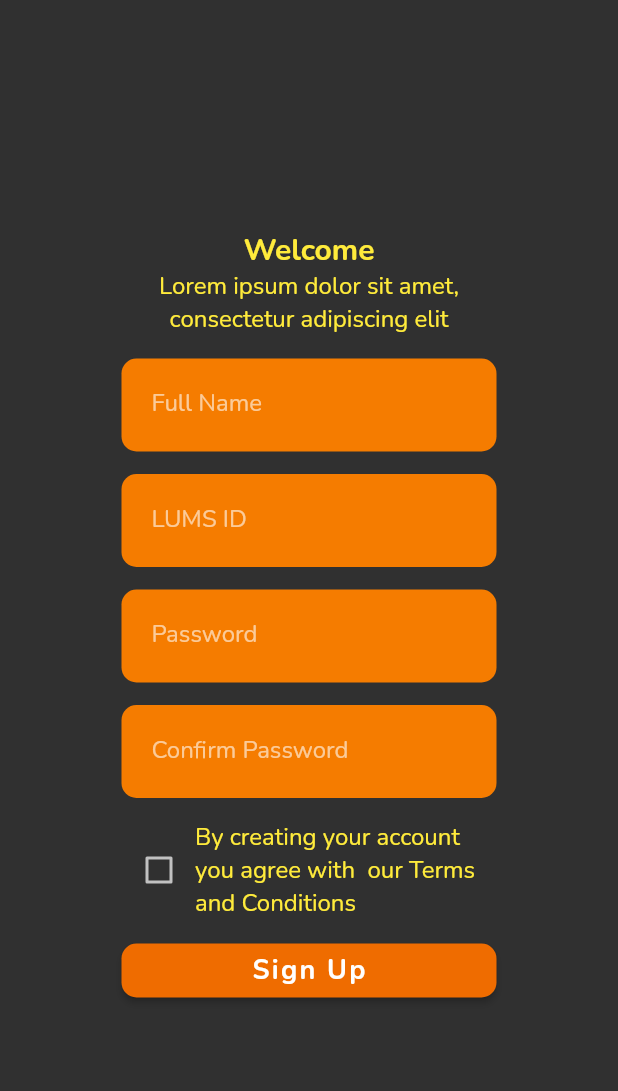
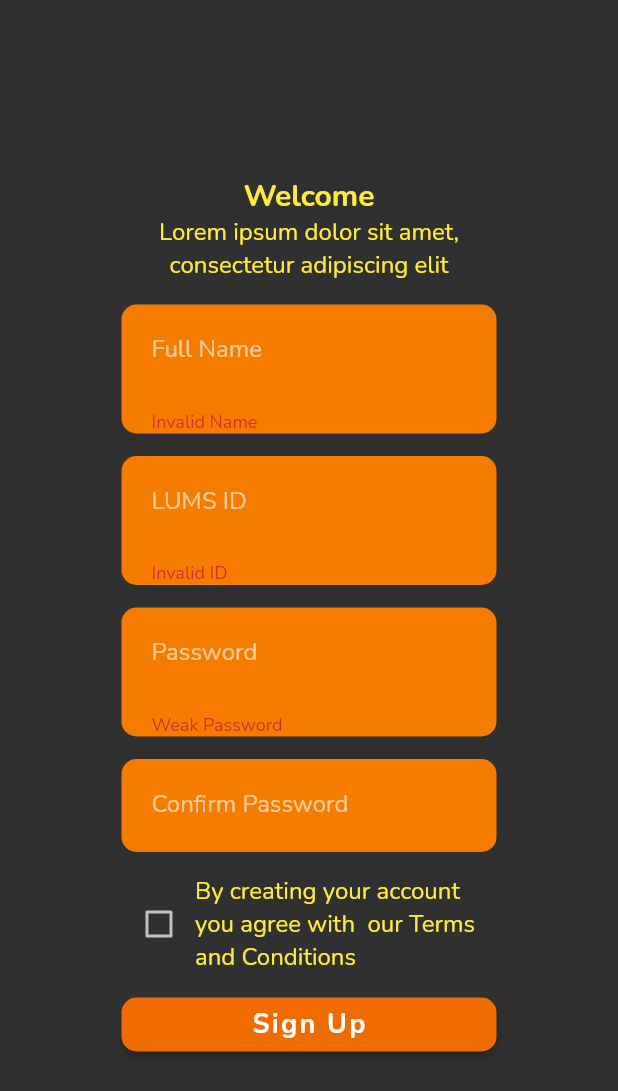
Before and after one commit to suleman-mahmood/card-pay, a Flutter app: the SignUpScreen screen opened by its route, after a tap on "Sign Up", on a phone screen of 412 x 824 dp. Shown: the top 1091 px of the screen. Run offline on Flutter 3.47's test engine with Material 2 defaults, Android fonts, the light colour scheme and no system bars; our stand-ins replace cloud_firestore, cloud_functions, firebase_auth, firebase_core, font_awesome_flutter, google_fonts and 2 more; accounts and stored records are empty.

Commit message:
Re-Implemented Correct version of Validation on Signup

```diff
--- a/frontend-flutter/lib/services/auth.dart
+++ b/frontend-flutter/lib/services/auth.dart
@@ -8,10 +8,10 @@ class AuthService {
   final user = FirebaseAuth.instance.currentUser;
 
   Future<bool> signUp(
-      String email, String password, String fullName, String rollNumber) async {
+      String fullName, String rollNumber, String password) async {
     try {
       await FirebaseAuth.instance.createUserWithEmailAndPassword(
-        email: "$email@lums.edu.pk",
+        email: "$rollNumber@lums.edu.pk",
         password: password,
       );
       // TODO: handle exception properly
@@ -25,20 +25,17 @@ class AuthService {
       return true;
     } on FirebaseAuthException catch (e) {
       // Handle error
-      print('Found error');
-      // print(e.code);
 
       switch (e.code) {
         case "email-already-in-use":
-          printError("LUMS ID is Already in Use");
+          printError("Roll number is already registered");
           break;
-        case "weak-password":
-          printError("Weak Password");
-          break;
+        // case "weak-password":
+        //   printError("Weak Password");
+        //   break;
         default:
-          print(e.code);
+          print("Exception thrown:${e.code}");
       }
-
       return false;
     }
   }
--- a/frontend-flutter/lib/services/validation.dart
+++ b/frontend-flutter/lib/services/validation.dart
@@ -11,10 +11,8 @@ extension stringAddOns on String {
   }
 
   bool get isValidPassword {
-    final passwordRegExp = RegExp(
-        r' (?=.*[a-z])(?=.*[A-Z])(?=.*[0-9])(?=.*[^A-Za-z0-9])(?=.{8,})');
+    final passwordRegExp = RegExp(r"^[0-9]{8}$");
+    // RegExp(r' (?=.*[a-z])(?=.*[A-Z])(?=.*[0-9])(?=.*[^A-Za-z0-9])(?=.{8,})');
     return passwordRegExp.hasMatch(this);
   }
-
-
 }
--- a/frontend-flutter/lib/signup/signup.dart
+++ b/frontend-flutter/lib/signup/signup.dart
@@ -1,3 +1,5 @@
+// ignore_for_file: non_constant_identifier_names
+
 import 'package:cardpay/services/auth.dart';
 import 'package:cardpay/services/utils.dart';
 import 'package:cardpay/services/validation.dart';
@@ -6,34 +8,32 @@ import 'package:flutter/src/foundation/key.dart';
 import 'package:flutter/src/widgets/framework.dart';
 
 class SignUpScreen extends StatelessWidget {
-  String email = '';
+  String rollNumber = '';
   String password = '';
   String confirmpassword = '';
-  final _signupformkey = GlobalKey<FormState>();
   String fullName = '';
-  String rollNumber = '';
 
   SignUpScreen({Key? key}) : super(key: key);
+  final signupformkey = GlobalKey<FormState>();
 
   void _submit(context) async {
-    if (!(email.isValidID &&
-        password.isValidID &&
-        (password == confirmpassword))) {
-      printError("Incorrect Input - Cannot Sign up");
-    }
-
-    if (!_signupformkey.currentState!.validate()) {
-      // TODO: throw proper error
-      return;
-    }
+    // if (!signupformkey.currentState!.validate()) {
+    //   // TODO: throw proper error: No Need, each textfield will take care of its validation error
+    //   return;
+    // }
 
     // TODO: correct dependency issue on email and rollNumber
-    if (!await AuthService().signUp(email, password, fullName, rollNumber)) {
-      // TODO: throw proper error
-      return;
+    // if (!await AuthService().signUp(fullName, rollNumber, password)) {
+    //   // TODO: throw proper error: No Need here, we are already checking for errors in signup function in auth.dart
+    //   return;
+    // }
+
+    if (signupformkey.currentState!.validate()) {
+      printWarning(
+          "$fullName has rollnumber: $rollNumber with pass: $password");
+      await AuthService().signUp(fullName, rollNumber, password);
+      Navigator.pushNamed(context, '/dashboard');
     }
-
-    Navigator.pushNamed(context, '/dashboard');
   }
 
   @override
@@ -56,7 +56,7 @@ class SignUpScreen extends StatelessWidget {
               ),
             ),
             Form(
-              key: _signupformkey,
+              key: signupformkey,
               child: Column(
                 mainAxisAlignment: MainAxisAlignment.center,
                 children: [
@@ -70,45 +70,21 @@ class SignUpScreen extends StatelessWidget {
                       ),
                       color: Colors.orange[700],
                     ),
-                    child: TextField(
-                      onChanged: (String fullNameValue) {
-                        fullName = fullNameValue;
-                      },
-                      decoration: InputDecoration(
+                    child: TextFormField(
+                      autovalidateMode: AutovalidateMode.onUserInteraction,
+                      onChanged: (nameValue) => fullName = nameValue,
+                      decoration: const InputDecoration(
                         labelText: 'Full Name',
                         border: InputBorder.none,
                       ),
-                    ),
-                  ),
-                  Container(
-                    width: 250,
-                    margin: const EdgeInsets.only(top: 15),
-                    padding: const EdgeInsets.only(left: 20),
-                    decoration: BoxDecoration(
-                      borderRadius: const BorderRadius.all(
-                        Radius.circular(10),
-                      ),
-                      color: Colors.orange[700],
-                    ),
-                    child: TextFormField(
-                      // ignore: non_constant_identifier_names
-                      onChanged: (IDValue) => email = IDValue,
-                      autovalidateMode: AutovalidateMode.onUserInteraction,
-                      decoration: const InputDecoration(
-                        labelText: 'LUMS ID',
-                        border: InputBorder.none,
-                      ),
-                      validator: (IDValue) {
-                        if (IDValue != null) {
-                          print("ID is$IDValue");
-                          if (!IDValue.isValidID) {
-                            printWarning("Invalid LUMS ID - Out of range");
-                          } else {
-                            printInGreen("Valid ID");
-                          }
-                        } else {
-                          printError("LUMS ID input field is Empty");
+                      validator: (nameValue) {
+                        if (nameValue == null) {
+                          return "Please enter your fullname";
                         }
+                        if (!nameValue.isValidName) {
+                          return "Invalid Name";
+                        }
+                        return null;
                       },
                     ),
                   ),
@@ -123,21 +99,21 @@ class SignUpScreen extends StatelessWidget {
                       color: Colors.orange[700],
                     ),
                     child: TextFormField(
-                      onChanged: (passwordValue) => password = passwordValue,
                       autovalidateMode: AutovalidateMode.onUserInteraction,
-                      decoration: InputDecoration(
-                        labelText: 'Password',
+                      onChanged: (rollnumberValue) =>
+                          rollNumber = rollnumberValue,
+                      decoration: const InputDecoration(
+                        labelText: 'LUMS ID',
                         border: InputBorder.none,
                       ),
-                      validator: (passwordValue) {
-                        if (passwordValue != null) {
-                          print("Password is$passwordValue");
-                          if (!passwordValue.isValidID) {
-                            printWarning("Password not following regex");
-                          } else {
-                            printInGreen("Valid Password");
-                          }
+                      validator: (rollnumberValue) {
+                        if (rollnumberValue == null) {
+                          return "Please enter Rollnumber";
                         }
+                        if (!rollnumberValue.isValidID) {
+                          return "Invalid ID";
+                        }
+                        return null;
                       },
                     ),
                   ),
@@ -152,24 +128,55 @@ class SignUpScreen extends StatelessWidget {
                       color: Colors.orange[700],
                     ),
                     child: TextFormField(
-                      // ignore: non_constant_identifier_names
+                      obscureText: false,
+                      autocorrect: false,
+                      enableSuggestions: false,
+                      autovalidateMode: AutovalidateMode.onUserInteraction,
+                      onChanged: (passwordValue) => password = passwordValue,
+                      decoration: const InputDecoration(
+                        labelText: 'Password',
+                        border: InputBorder.none,
+                      ),
+                      validator: (passwordValue) {
+                        if (passwordValue == null) {
+                          return "Please enter Password";
+                        }
+                        if (!passwordValue.isValidPassword) {
+                          return "Weak Password";
+                        }
+                        return null;
+                      },
+                    ),
+                  ),
+                  Container(
+                    width: 250,
+                    margin: const EdgeInsets.only(top: 15),
+                    padding: const EdgeInsets.only(left: 20),
+                    decoration: BoxDecoration(
+                      borderRadius: const BorderRadius.all(
+                        Radius.circular(10),
+                      ),
+                      color: Colors.orange[700],
+                    ),
+                    child: TextFormField(
+                      obscureText: false,
+                      autocorrect: false,
+                      enableSuggestions: false,
+                      autovalidateMode: AutovalidateMode.onUserInteraction,
                       onChanged: (ConfirmpasswordValue) =>
                           confirmpassword = ConfirmpasswordValue,
-                      autovalidateMode: AutovalidateMode.onUserInteraction,
                       decoration: const InputDecoration(
                         labelText: 'Confirm Password',
                         border: InputBorder.none,
                       ),
-                      // ignore: non_constant_identifier_names
                       validator: (ConfirmpasswordValue) {
-                        if (ConfirmpasswordValue != null) {
-                          print("Password is $ConfirmpasswordValue");
-                          if (confirmpassword != password) {
-                            printError("The Password does not Match");
-                          } else {
-                            printInGreen("Password Matched");
-                          }
+                        if (ConfirmpasswordValue == null) {
+                          return "Please enter Password";
                         }
+                        if (ConfirmpasswordValue != password) {
+                          return "The password confirmation does not match";
+                        }
+                        return null;
                       },
                     ),
                   ),
```
